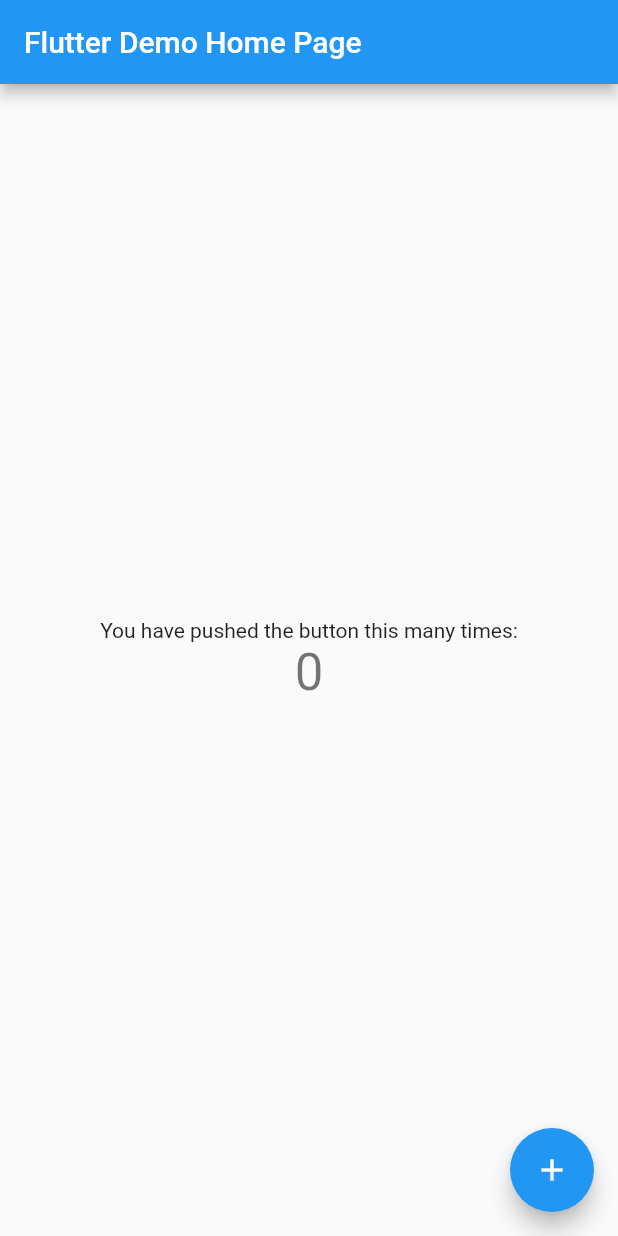
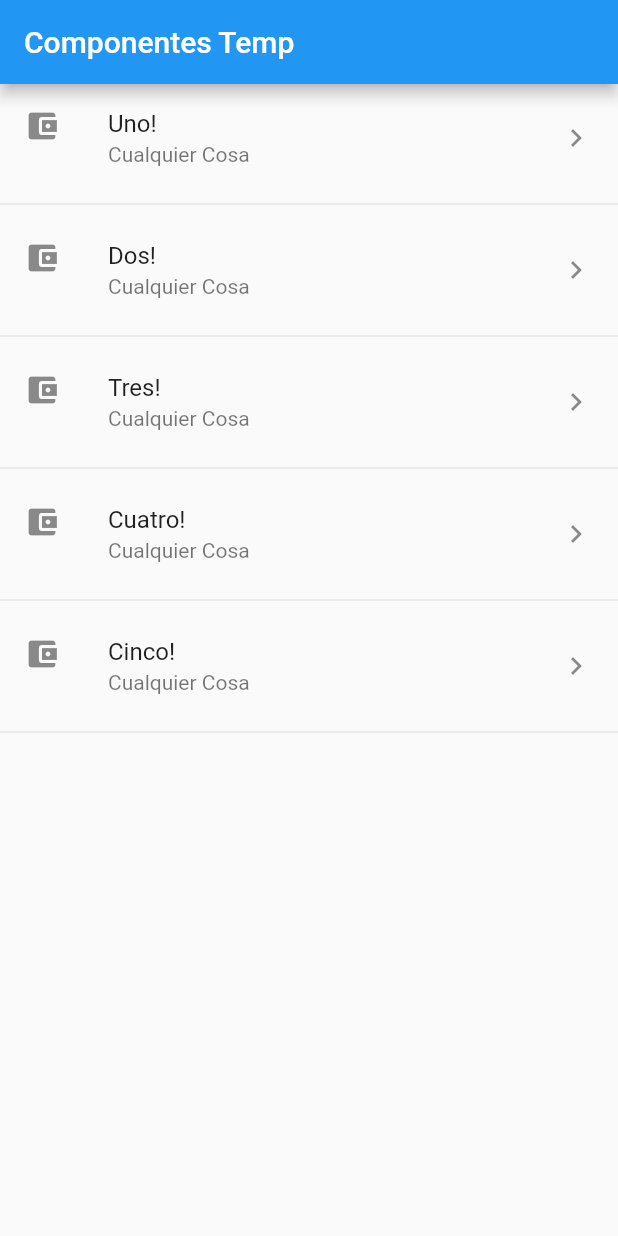
Before and after one commit to yxzandra/ListFlutter, a Flutter app: the screen it shows after launch, on a phone screen of 412 x 824 dp. Run offline on Flutter 3.47's test engine with Material 2 defaults, Android fonts, the phone set to English and light mode, and no system bars.

Commit message:
- Se borra el proyecto por defecto - Se crea la clase HomePageTemp y se integra un listView con items que tienen titulo, subitulo e iconos a la izquierda y derecha

```diff
--- a/list_flutter/lib/main.dart
+++ b/list_flutter/lib/main.dart
@@ -1,118 +1,15 @@
 import 'package:flutter/material.dart';
+import 'package:list_flutter/src/pages/home_temp.dart';
 
-void main() {
-  runApp(MyApp());
-}
+void main() => runApp(MyApp());
 
 class MyApp extends StatelessWidget {
   // This widget is the root of your application.
   @override
   Widget build(BuildContext context) {
     return MaterialApp(
-      title: 'Componentes',
-      debugShowCheckedModeBanner: false,
-      theme: ThemeData(
-        // This is the theme of your application.
-        //
-        // Try running your application with "flutter run". You'll see the
-        // application has a blue toolbar. Then, without quitting the app, try
-        // changing the primarySwatch below to Colors.green and then invoke
-        // "hot reload" (press "r" in the console where you ran "flutter run",
-        // or simply save your changes to "hot reload" in a Flutter IDE).
-        // Notice that the counter didn't reset back to zero; the application
-        // is not restarted.
-        primarySwatch: Colors.blue,
-        // This makes the visual density adapt to the platform that you run
-        // the app on. For desktop platforms, the controls will be smaller and
-        // closer together (more dense) than on mobile platforms.
-        visualDensity: VisualDensity.adaptivePlatformDensity,
-      ),
-      home: MyHomePage(title: 'Flutter Demo Home Page'),
-    );
+        title: 'Componentes APP',
+        debugShowCheckedModeBanner: false,
+        home: HomePageTemp());
   }
 }
-
-class MyHomePage extends StatefulWidget {
-  MyHomePage({Key key, this.title}) : super(key: key);
-
-  // This widget is the home page of your application. It is stateful, meaning
-  // that it has a State object (defined below) that contains fields that affect
-  // how it looks.
-
-  // This class is the configuration for the state. It holds the values (in this
-  // case the title) provided by the parent (in this case the App widget) and
-  // used by the build method of the State. Fields in a Widget subclass are
-  // always marked "final".
-
-  final String title;
-
-  @override
-  _MyHomePageState createState() => _MyHomePageState();
-}
-
-class _MyHomePageState extends State<MyHomePage> {
-  int _counter = 0;
-
-  void _incrementCounter() {
-    setState(() {
-      // This call to setState tells the Flutter framework that something has
-      // changed in this State, which causes it to rerun the build method below
-      // so that the display can reflect the updated values. If we changed
-      // _counter without calling setState(), then the build method would not be
-      // called again, and so nothing would appear to happen.
-      _counter++;
-    });
-  }
-
-  @override
-  Widget build(BuildContext context) {
-    // This method is rerun every time setState is called, for instance as done
-    // by the _incrementCounter method above.
-    //
-    // The Flutter framework has been optimized to make rerunning build methods
-    // fast, so that you can just rebuild anything that needs updating rather
-    // than having to individually change instances of widgets.
-    return Scaffold(
-      appBar: AppBar(
-        // Here we take the value from the MyHomePage object that was created by
-        // the App.build method, and use it to set our appbar title.
-        title: Text(widget.title),
-      ),
-      body: Center(
-        // Center is a layout widget. It takes a single child and positions it
-        // in the middle of the parent.
-        child: Column(
-          // Column is also a layout widget. It takes a list of children and
-          // arranges them vertically. By default, it sizes itself to fit its
-          // children horizontally, and tries to be as tall as its parent.
-          //
-          // Invoke "debug painting" (press "p" in the console, choose the
-          // "Toggle Debug Paint" action from the Flutter Inspector in Android
-          // Studio, or the "Toggle Debug Paint" command in Visual Studio Code)
-          // to see the wireframe for each widget.
-          //
-          // Column has various properties to control how it sizes itself and
-          // how it positions its children. Here we use mainAxisAlignment to
-          // center the children vertically; the main axis here is the vertical
-          // axis because Columns are vertical (the cross axis would be
-          // horizontal).
-          mainAxisAlignment: MainAxisAlignment.center,
-          children: <Widget>[
-            Text(
-              'You have pushed the button this many times:',
-            ),
-            Text(
-              '$_counter',
-              style: Theme.of(context).textTheme.headline4,
-            ),
-          ],
-        ),
-      ),
-      floatingActionButton: FloatingActionButton(
-        onPressed: _incrementCounter,
-        tooltip: 'Increment',
-        child: Icon(Icons.add),
-      ), // This trailing comma makes auto-formatting nicer for build methods.
-    );
-  }
-}
--- /dev/null
+++ b/list_flutter/lib/src/pages/home_temp.dart
@@ -0,0 +1,43 @@
+import 'package:flutter/material.dart';
+
+class HomePageTemp extends StatelessWidget {
+  final opciones = ['Uno', 'Dos', 'Tres', 'Cuatro', 'Cinco'];
+
+  @override
+  Widget build(BuildContext context) {
+    return Scaffold(
+      appBar: AppBar(
+        title: Text('Componentes Temp'),
+      ),
+      body: ListView(children: _crearItemsCorta()),
+    );
+  }
+
+  List<Widget> _crearItems() {
+    List<Widget> lista = new List<Widget>();
+    for (String opt in opciones) {
+      final tempWidget = ListTile(
+        title: Text(opt),
+      );
+      lista..add(tempWidget)..add(Divider());
+    }
+    return lista;
+  }
+
+  List<Widget> _crearItemsCorta() {
+    return opciones.map((item) {
+      return Column(
+        children: [
+          ListTile(
+            title: Text(item + '!'),
+            subtitle: Text('Cualquier Cosa'),
+            leading: Icon(Icons.account_balance_wallet),
+            trailing: Icon(Icons.keyboard_arrow_right),
+            onTap: () {},
+          ),
+          Divider()
+        ],
+      );
+    }).toList();
+  }
+}
```
